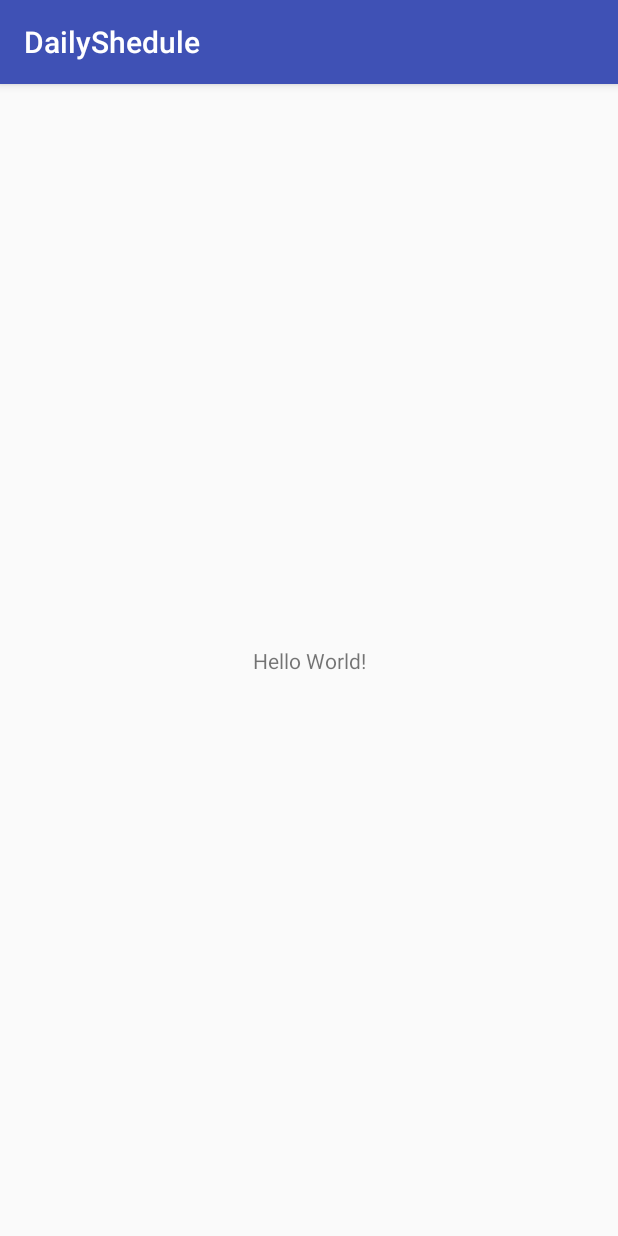
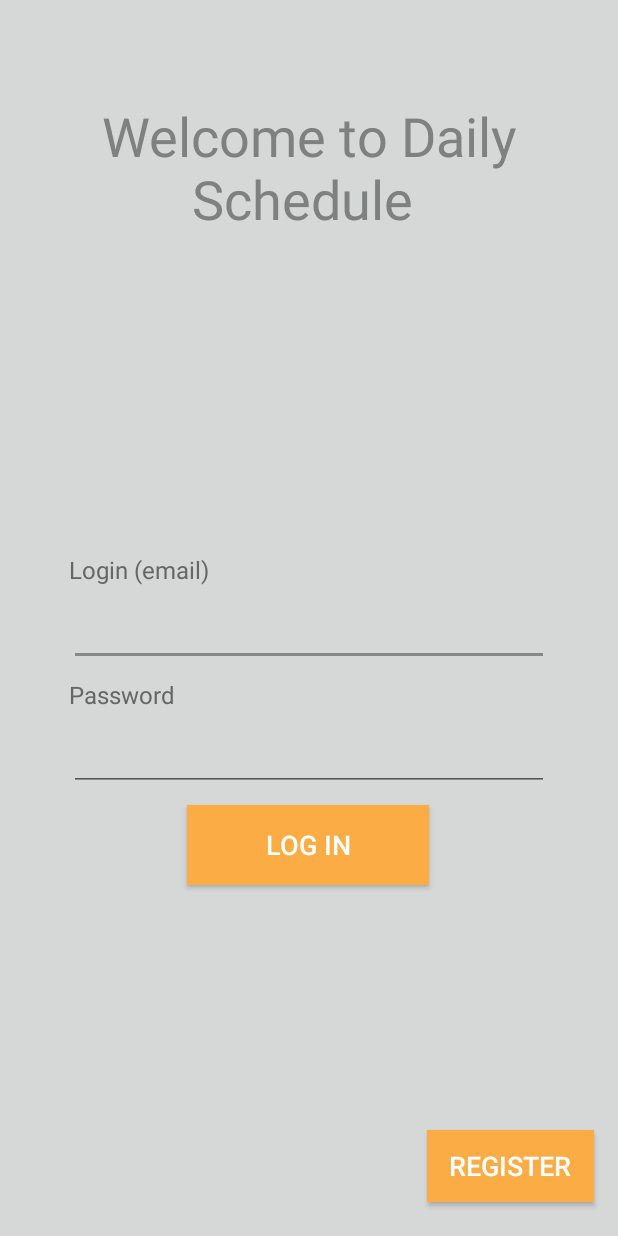
Before and after one commit to MaksWellFine/DailyShedule, an Android app: the screen it shows after launch (MainActivity before the commit, SignInActivity after it), on a phone screen of 412 x 824 dp. Run offline under Robolectric (Android 15) with nearby library versions, the phone set to English and light mode, and no system bars.

```diff
--- /dev/null
+++ b/AndroidApp/DailyShedule/app/src/main/java/com/twogev/dailyshedule/Main.java
@@ -0,0 +1,21 @@
+package com.twogev.dailyshedule;
+
+import android.content.Intent;
+import android.os.Bundle;
+import android.support.v7.app.AppCompatActivity;
+
+public class Main extends AppCompatActivity {
+
+    @Override
+    protected void onCreate(Bundle savedInstanceState) {
+        super.onCreate(savedInstanceState);
+        //setContentView(R.layout.sign_in_window);
+        //getSupportActionBar().hide();
+
+        Intent intent = new Intent(this, SignInActivity.class);
+        startActivity(intent);
+        this.finish();
+    }
+
+
+}
--- a/AndroidApp/DailyShedule/app/src/main/java/com/twogev/dailyshedule/MainActivity.java
+++ /dev/null
@@ -1,13 +0,0 @@
-package com.twogev.dailyshedule;
-
-import android.support.v7.app.AppCompatActivity;
-import android.os.Bundle;
-
-public class MainActivity extends AppCompatActivity {
-
-    @Override
-    protected void onCreate(Bundle savedInstanceState) {
-        super.onCreate(savedInstanceState);
-        setContentView(R.layout.activity_main);
-    }
-}
--- /dev/null
+++ b/AndroidApp/DailyShedule/app/src/main/java/com/twogev/dailyshedule/SignInActivity.java
@@ -0,0 +1,120 @@
+package com.twogev.dailyshedule;
+
+import android.content.Intent;
+import android.graphics.Color;
+import android.os.Bundle;
+import android.support.v7.app.AppCompatActivity;
+import android.support.v7.widget.SearchView;
+import android.view.View;
+import android.widget.Button;
+import android.widget.EditText;
+import android.widget.TextView;
+
+public class SignInActivity extends AppCompatActivity {
+
+    @Override
+    protected void onCreate(Bundle savedInstanceState) {
+        super.onCreate(savedInstanceState);
+        setContentView(R.layout.sign_in_window);
+        getSupportActionBar().hide();
+
+        Button but_log_in = (Button) findViewById(R.id.but_log_in);
+        but_log_in.setOnClickListener(but_log_in_Click);
+
+        Button but_register = (Button) findViewById(R.id.but_register);
+        but_register.setOnClickListener(but_register_Click);
+
+        intent = new Intent(this, RegisterActivity.class);
+    }
+
+    Intent intent1;
+
+    private SearchView.OnClickListener but_log_in_Click = new SearchView.OnClickListener()
+    {
+        public void onClick(View v)
+        {
+            EditText edit_login = (EditText)findViewById(R.id.edit_login);
+            TextView text_login = (TextView)findViewById(R.id.text_login);
+
+            EditText edit_password = (EditText)findViewById(R.id.edit_password);
+            TextView text_password = (TextView)findViewById(R.id.text_password);
+            switch (check_login(edit_login.getText().toString()))
+            {
+                case (0):
+                    text_login.setTextColor(0xFF666666);
+                    text_login.setText("Login (email)");
+                    break;
+                case (1):
+                    text_login.setTextColor(Color.RED);
+                    text_login.setText("Incorect email address");
+                    break;
+                case (2):
+                    text_login.setTextColor(Color.RED);
+                    text_login.setText("Write your email");
+                    break;
+            }
+
+            switch (check_password(edit_password.getText().toString()))
+            {
+                case (0):
+                    text_password.setTextColor(0xFF666666);
+                    text_password.setText("Password");
+                    break;
+                case (1):
+                    text_password.setTextColor(Color.RED);
+                    text_password.setText("Write your password");
+                    break;
+                case (2):
+                    text_password.setTextColor(Color.RED);
+                    text_password.setText("Too short password");
+                    break;
+            }
+
+            ShowMain();
+        }
+    };
+
+    public void ShowMain()
+    {
+        intent1 = new Intent(this, Main.class);
+        startActivity(intent1);
+        this.finish();
+    }
+
+    private int check_login(String s)
+    {
+        byte i = 0;
+        if(!s.contains("@")) i = 1;
+        if(!(s.length() > 0)) i = 2;
+        return i;
+    }
+
+    private int check_password(String s)
+    {
+        byte i = 0;
+        if(!(s.length() >= 8)) i = 2;
+        if(!(s.length() > 0)) i = 1;
+        return i;
+    }
+
+    Intent intent;
+
+    private SearchView.OnClickListener but_register_Click = new SearchView.OnClickListener()
+    {
+        public void onClick(View v)
+        {
+            startActivity(intent);
+        }
+    };
+
+    /*public boolean onKeyDown(int keyCode, KeyEvent event) {
+        if (keyCode == (KeyEvent.KEYCODE_BACK)) {
+            //TextView text_login = (TextView)findViewById(R.id.text_login);
+            //this.finish();
+            //startActivity(intent);
+            //android.os.Process.killProcess(android.os.Process.myPid());
+            return true;
+        }
+        return super.onKeyDown(keyCode, event);
+    }*/
+}
--- a/AndroidApp/DailyShedule/app/src/main/res/layout/activity_main.xml
+++ b/AndroidApp/DailyShedule/app/src/main/res/layout/main_window.xml
@@ -4,7 +4,7 @@
     xmlns:tools="http://schemas.android.com/tools"
     android:layout_width="match_parent"
     android:layout_height="match_parent"
-    tools:context="com.twogev.dailyshedule.MainActivity">
+    tools:context="com.tot.dev.dailyschedule.Main">
 
     <TextView
         android:layout_width="wrap_content"
--- /dev/null
+++ b/AndroidApp/DailyShedule/app/src/main/res/layout/sign_in_window.xml
@@ -0,0 +1,135 @@
+<?xml version="1.0" encoding="utf-8"?>
+<android.support.constraint.ConstraintLayout xmlns:android="http://schemas.android.com/apk/res/android"
+    xmlns:app="http://schemas.android.com/apk/res-auto"
+    xmlns:tools="http://schemas.android.com/tools"
+    android:layout_width="match_parent"
+    android:layout_height="match_parent"
+    android:background="?attr/colorButtonNormal"
+    tools:context="com.tot.dev.dailyschedule.SignInActivity">
+
+    <Button
+        android:id="@+id/but_register"
+        android:layout_width="111dp"
+        android:layout_height="48dp"
+        android:background="@color/colorPrimary"
+        android:text="Register"
+        android:textColor="@android:color/background_light"
+        android:textSize="18sp"
+        app:layout_constraintBottom_toBottomOf="parent"
+        app:layout_constraintHorizontal_bias="0.946"
+        app:layout_constraintLeft_toLeftOf="parent"
+        app:layout_constraintRight_toRightOf="parent"
+        app:layout_constraintTop_toTopOf="parent"
+        app:layout_constraintVertical_bias="0.971" />
+
+    <android.support.constraint.ConstraintLayout
+        android:layout_width="337dp"
+        android:layout_height="319dp"
+        app:layout_constraintBottom_toBottomOf="parent"
+        app:layout_constraintLeft_toLeftOf="parent"
+        app:layout_constraintRight_toRightOf="parent"
+        app:layout_constraintTop_toTopOf="parent"
+        app:layout_constraintVertical_bias="0.62">
+
+        <LinearLayout
+            android:layout_width="320dp"
+            android:layout_height="75dp"
+            android:orientation="vertical"
+            app:layout_constraintBottom_toBottomOf="parent"
+            app:layout_constraintRight_toRightOf="parent"
+            app:layout_constraintLeft_toLeftOf="parent"
+            app:layout_constraintTop_toTopOf="parent"
+            app:layout_constraintVertical_bias="0.23000002">
+
+            <TextView
+                android:id="@+id/text_login"
+                android:layout_width="match_parent"
+                android:layout_height="wrap_content"
+                android:text="Login (email)"
+                android:textAlignment="inherit"
+                android:textColor="#666666"
+                android:textSize="16sp" />
+
+            <EditText
+                android:id="@+id/edit_login"
+                android:layout_width="320dp"
+                android:layout_height="55dp"
+                android:layout_weight="0.42"
+                android:backgroundTint="#888"
+                android:ems="10"
+                android:inputType="textPersonName"
+                android:textColor="#444"
+                android:textColorLink="?attr/colorControlNormal"
+                android:textSize="20sp"
+                app:layout_constraintBottom_toBottomOf="parent"
+                app:layout_constraintHorizontal_bias="0.47"
+                app:layout_constraintLeft_toLeftOf="parent"
+                app:layout_constraintRight_toRightOf="parent"
+                app:layout_constraintTop_toTopOf="parent"
+                app:layout_constraintVertical_bias="0.204" />
+        </LinearLayout>
+
+        <LinearLayout
+            android:layout_width="320dp"
+            android:layout_height="75dp"
+            android:orientation="vertical"
+            app:layout_constraintBottom_toBottomOf="parent"
+            app:layout_constraintLeft_toLeftOf="parent"
+            app:layout_constraintRight_toRightOf="parent"
+            app:layout_constraintTop_toTopOf="parent"
+            app:layout_constraintVertical_bias="0.57">
+
+            <TextView
+                android:id="@+id/text_password"
+                android:layout_width="match_parent"
+                android:layout_height="wrap_content"
+                android:layout_weight="1"
+                android:text="Password"
+                android:textColor="#666"
+                android:textSize="16sp" />
+
+            <EditText
+                android:id="@+id/edit_password"
+                android:layout_width="320dp"
+                android:layout_height="55dp"
+                android:layout_weight="1"
+                android:ems="10"
+                android:inputType="textPassword"
+                android:textColor="#444"
+                android:textSize="20sp" />
+
+        </LinearLayout>
+
+        <Button
+            android:id="@+id/but_log_in"
+            android:layout_width="161dp"
+            android:layout_height="53dp"
+            android:background="@color/colorPrimary"
+            android:text="LOG IN"
+            android:textColor="@android:color/background_light"
+            android:textSize="18sp"
+            app:layout_constraintBottom_toBottomOf="parent"
+            app:layout_constraintHorizontal_bias="0.497"
+            app:layout_constraintLeft_toLeftOf="parent"
+            app:layout_constraintRight_toRightOf="parent"
+            app:layout_constraintTop_toTopOf="parent"
+            app:layout_constraintVertical_bias="0.843" />
+
+    </android.support.constraint.ConstraintLayout>
+
+    <TextView
+        android:id="@+id/textView"
+        android:layout_width="match_parent"
+        android:layout_height="105dp"
+        android:text="Welcome to Daily Schedule "
+        android:textAlignment="center"
+        android:textColor="#808080"
+        android:textSize="36sp"
+        app:layout_constraintBottom_toBottomOf="parent"
+        app:layout_constraintHorizontal_bias="0.496"
+        app:layout_constraintLeft_toLeftOf="parent"
+        app:layout_constraintRight_toRightOf="parent"
+        app:layout_constraintTop_toTopOf="parent"
+        app:layout_constraintVertical_bias="0.092" />
+
+</android.support.constraint.ConstraintLayout>
--- a/AndroidApp/DailyShedule/app/src/main/res/values/colors.xml
+++ b/AndroidApp/DailyShedule/app/src/main/res/values/colors.xml
@@ -1,6 +1,7 @@
 <?xml version="1.0" encoding="utf-8"?>
 <resources>
-    <color name="colorPrimary">#3F51B5</color>
-    <color name="colorPrimaryDark">#303F9F</color>
-    <color name="colorAccent">#FF4081</color>
+    <color name="colorPrimary">#fcac45</color>
+    <color name="colorPrimaryDark">#fc962e</color>
+    <color name="colorPrimaryLight">#fcc664</color>
+    <color name="colorAccent">#a3a3c2</color>
 </resources>
```
Also changed, not shown: AndroidApp/DailyShedule/app/src/main/AndroidManifest.xml (+10 -1 lines), AndroidApp/DailyShedule/app/src/main/java/com/twogev/dailyshedule/RegisterActivity.java (added, +14 -0 lines), AndroidApp/DailyShedule/app/src/main/res/layout/register_window.xml (added, +9 -0 lines), 5 other files.
